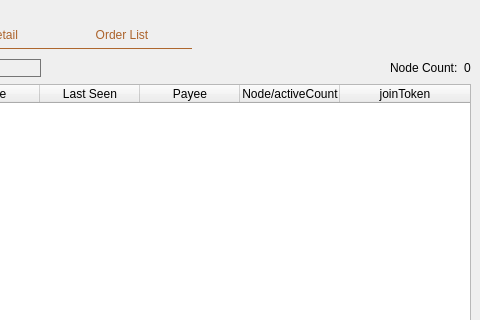
MassGrid/MassGrid, file src/qt/forms/masternodelist.ui: the form before one commit; both pictures show x 370 to 850 and y 0 to 320 of the 850 by 514 pixel window.
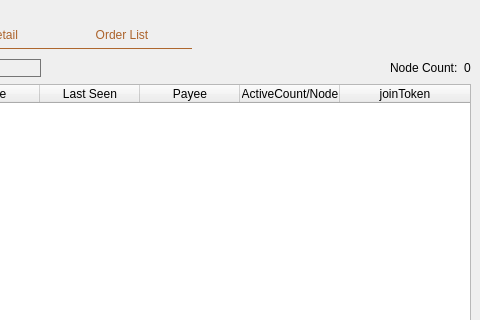
The form after the commit. The open tabs and pages were chosen to show the change.

Commit message: fix gputype combobox bug

```diff
--- a/src/qt/forms/masternodelist.ui
+++ b/src/qt/forms/masternodelist.ui
@@ -311,7 +311,7 @@
            </column>
            <column>
             <property name="text">
-             <string>Node/activeCount</string>
+             <string>ActiveCount/Node</string>
             </property>
            </column>
            <column>
```
Left out of the diff: 2 changed lines with no effect on the pictures. The commit also changes 2 other files.
